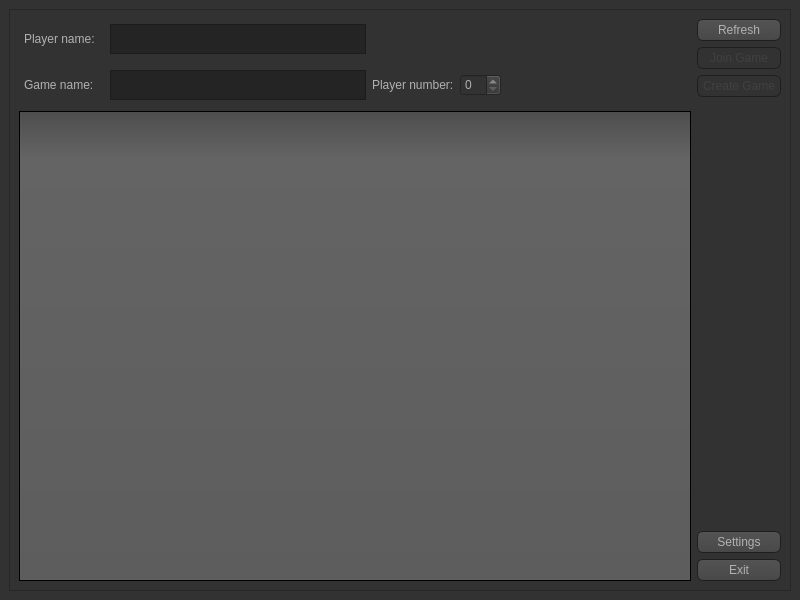
Above: haxball-client/mainwindow.ui from MATF-RS20/RS004-haxball before the change. Below: the same form after it.
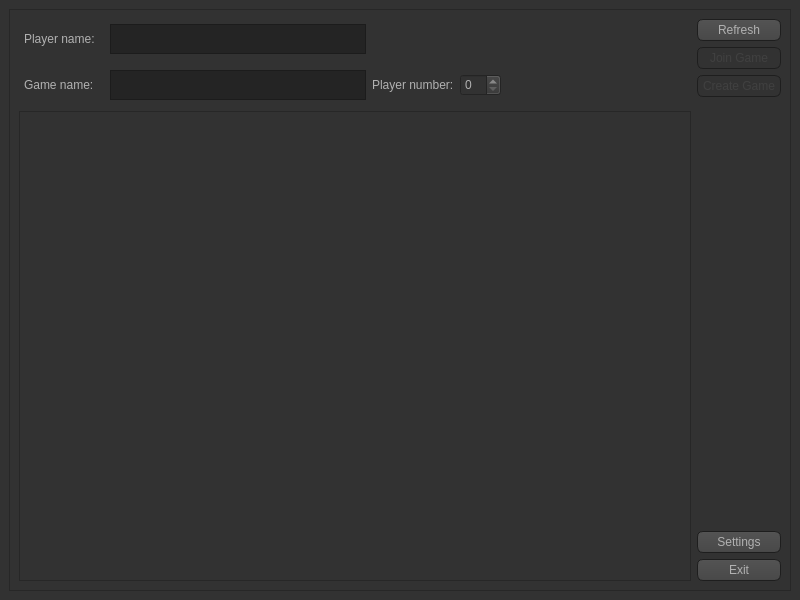
That is the form after the change. Icons and pictures are not drawn.

What changed in the file:
```diff
--- a/haxball-client/mainwindow.ui
+++ b/haxball-client/mainwindow.ui
@@ -18,7 +18,7 @@
 	background-image: url(:/img/img/bg.png);
 }
 
-QWidget#roomsListWidget{
+QWidget#gamesListWidget{
 	background-color: #323232;
 }
 
```
